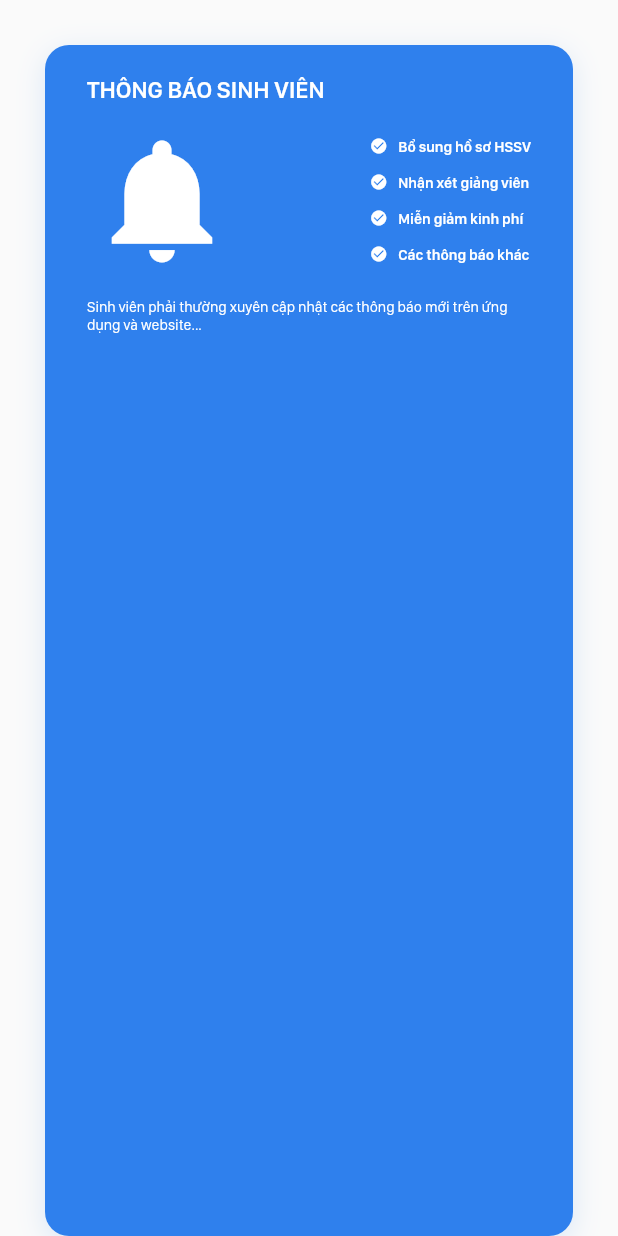
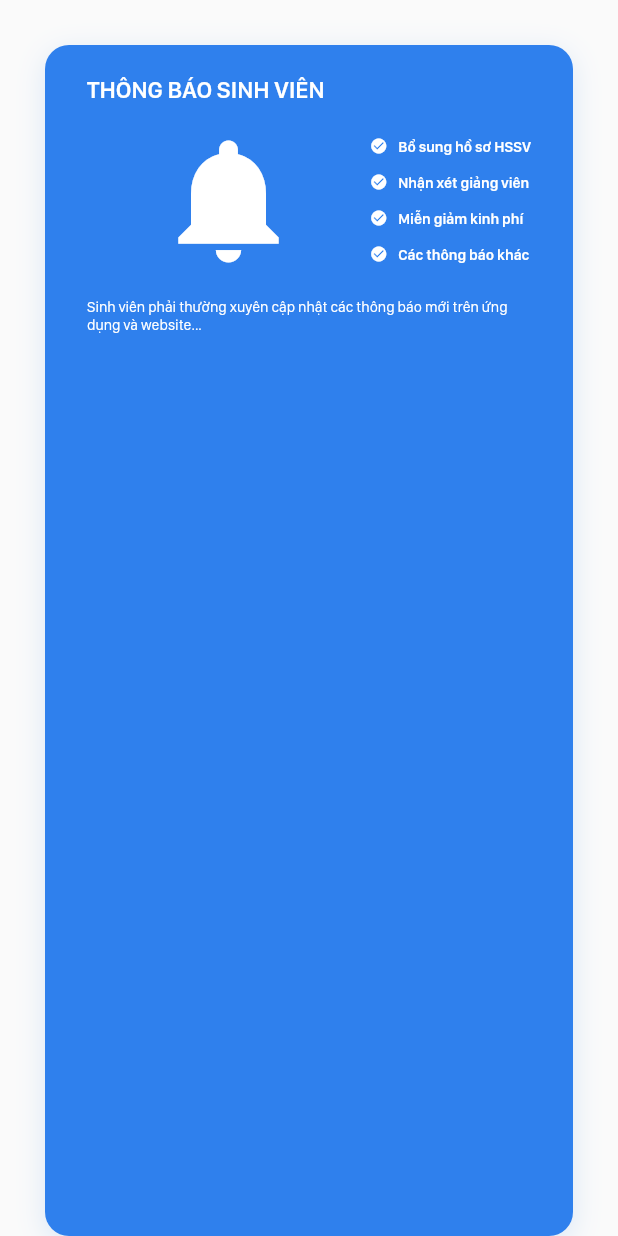
Before and after one commit to baoloc008/ckcstudent, a Flutter app: the TopBanner widget shown alone on an empty page, opened directly, on a phone screen of 412 x 824 dp. Run offline on Flutter 3.47's test engine with Material 2 defaults, Android fonts, the phone set to English and light mode, and no system bars; network calls fail.

Commit message:
homepage: update UI top banner

```diff
--- a/lib/pages/widgets/top_banner/top_banner.dart
+++ b/lib/pages/widgets/top_banner/top_banner.dart
@@ -39,10 +39,12 @@ class TopBanner extends StatelessWidget {
             Row(
               mainAxisAlignment: MainAxisAlignment.spaceBetween,
               children: <Widget>[
-                Icon(
-                  Icons.notifications,
-                  color: Colors.white,
-                  size: 100,
+                Expanded(
+                  child: Icon(
+                    Icons.notifications,
+                    color: Colors.white,
+                    size: 100,
+                  ),
                 ),
                 ReminderList(),
               ],
```
